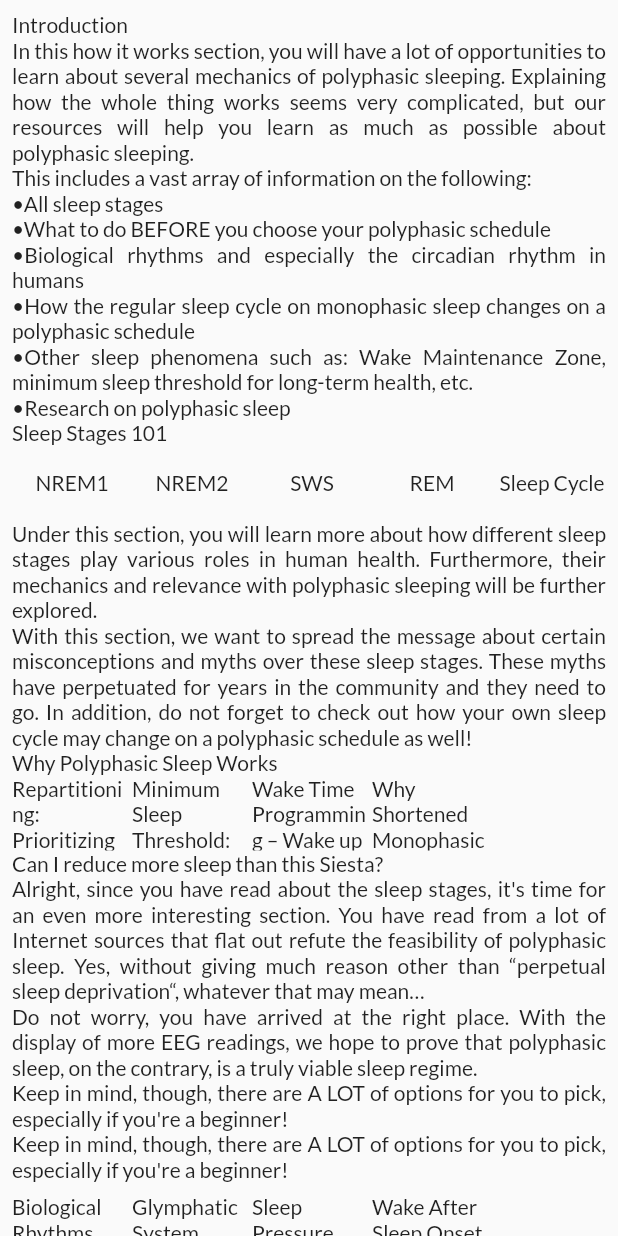
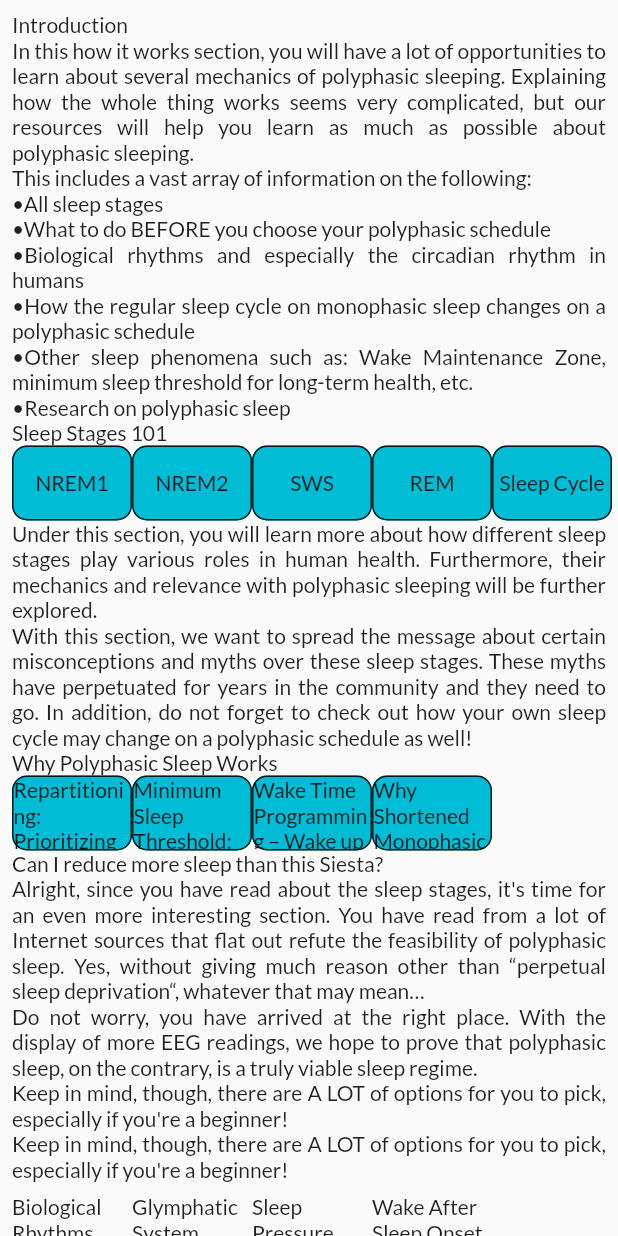
Before and after one commit to TheLameOne/polyphasic_sleep, a Flutter app: the screen it shows after launch, on a phone screen of 412 x 824 dp. Run offline on Flutter 3.47's test engine with Material 2 defaults, Android fonts, the light colour scheme and no system bars; our stand-ins replace google_fonts; missing offline and left inert: awesome_circular_chart.

Commit message:
Custom Container

```diff
--- /dev/null
+++ b/lib/custom/custom_container.dart
@@ -0,0 +1,31 @@
+import 'package:flutter/material.dart';
+
+class CustomContainer extends StatelessWidget {
+  Color borderColor;
+  Color color;
+  String data;
+  double height;
+  double width;
+
+  CustomContainer(
+      {required this.borderColor,
+      required this.color,
+      required this.data,
+      this.height = 50,
+      this.width = 80});
+
+  @override
+  Widget build(BuildContext context) {
+    return Container(
+        height: height,
+        width: width,
+        decoration: BoxDecoration(
+          color: color,
+          border: Border.all(
+            color: borderColor,
+          ),
+          borderRadius: BorderRadius.circular(10),
+        ),
+        child: Center(child: Text(data)));
+  }
+}
--- a/lib/screens/how_it_works/how_it_works.dart
+++ b/lib/screens/how_it_works/how_it_works.dart
@@ -1,6 +1,8 @@
 import 'package:flutter/material.dart';
 import 'package:polyphasic_sleep/custom/bullet_list.dart';
 import 'package:polyphasic_sleep/custom/justify_text.dart';
+
+import '../../custom/custom_container.dart';
 
 class HowItWorks extends StatefulWidget {
   const HowItWorks({super.key});
@@ -41,26 +43,31 @@ class _HowItWorksState extends State<HowItWorks> {
                     // Containers
                     Row(
                       children: [
-                        Container(
-                            height: 50,
-                            width: 80,
-                            child: Center(child: Text("NREM1"))),
-                        Container(
-                            height: 50,
-                            width: 80,
-                            child: Center(child: Text("NREM2"))),
-                        Container(
-                            height: 50,
-                            width: 80,
-                            child: Center(child: Text("SWS"))),
-                        Container(
-                            height: 50,
-                            width: 80,
-                            child: Center(child: Text("REM"))),
-                        Container(
-                            height: 50,
-                            width: 80,
-                            child: Center(child: Text("Sleep Cycle"))),
+                        CustomContainer(
+                          borderColor: Colors.black87,
+                          color: Colors.cyan,
+                          data: "NREM1",
+                        ),
+                        CustomContainer(
+                          borderColor: Colors.black87,
+                          color: Colors.cyan,
+                          data: "NREM2",
+                        ),
+                        CustomContainer(
+                          borderColor: Colors.black87,
+                          color: Colors.cyan,
+                          data: "SWS",
+                        ),
+                        CustomContainer(
+                          borderColor: Colors.black87,
+                          color: Colors.cyan,
+                          data: "REM",
+                        ),
+                        CustomContainer(
+                          borderColor: Colors.black87,
+                          color: Colors.cyan,
+                          data: "Sleep Cycle",
+                        ),
                       ],
                     ),
                     JustifyText(
@@ -72,30 +79,26 @@ class _HowItWorksState extends State<HowItWorks> {
                     JustifyText(data: "Why Polyphasic Sleep Works"),
                     Row(
                       children: [
-                        Container(
-                            height: 50,
-                            width: 80,
-                            child: Center(
-                                child: Text(
-                                    "Repartitioning: Prioritizing Vital Sleep"))),
-                        Container(
-                            height: 50,
-                            width: 80,
-                            child: Center(
-                                child: Text(
-                                    "Minimum Sleep Threshold: How Low Can You Go"))),
-                        Container(
-                            height: 50,
-                            width: 80,
-                            child: Center(
-                                child: Text(
-                                    "Wake Time Programming – Wake up EASILY!"))),
-                        Container(
-                            height: 50,
-                            width: 80,
-                            child: Center(
-                                child: Text(
-                                    "Why Shortened Monophasic DOES NOT WORK"))),
+                        CustomContainer(
+                          borderColor: Colors.black87,
+                          color: Colors.cyan,
+                          data: "Repartitioning: Prioritizing Vital Sleep",
+                        ),
+                        CustomContainer(
+                          borderColor: Colors.black87,
+                          color: Colors.cyan,
+                          data: "Minimum Sleep Threshold: How Low Can You Go",
+                        ),
+                        CustomContainer(
+                          borderColor: Colors.black87,
+                          color: Colors.cyan,
+                          data: "Wake Time Programming – Wake up EASILY!",
+                        ),
+                        CustomContainer(
+                          borderColor: Colors.black87,
+                          color: Colors.cyan,
+                          data: "Why Shortened Monophasic DOES NOT WORK",
+                        ),
                       ],
                     ),
                     // Animation
```
